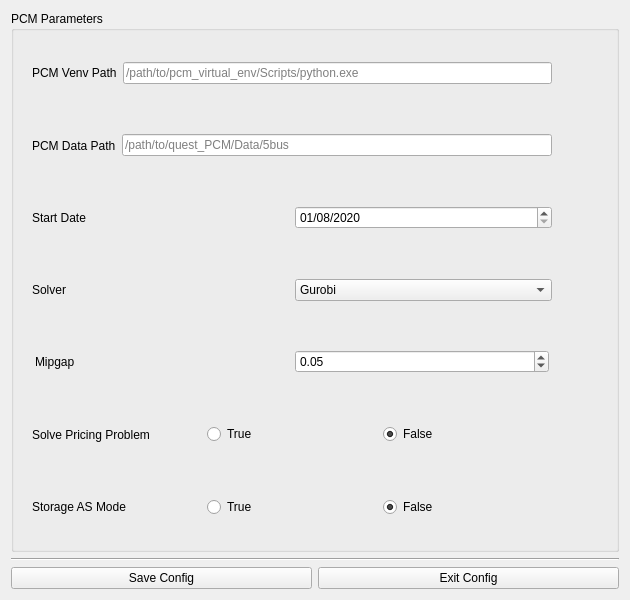
Above: progress/ui/forms/simulation/pcm_config.ui from sandialabs/snl-progress before the change. Below: the same form after it.
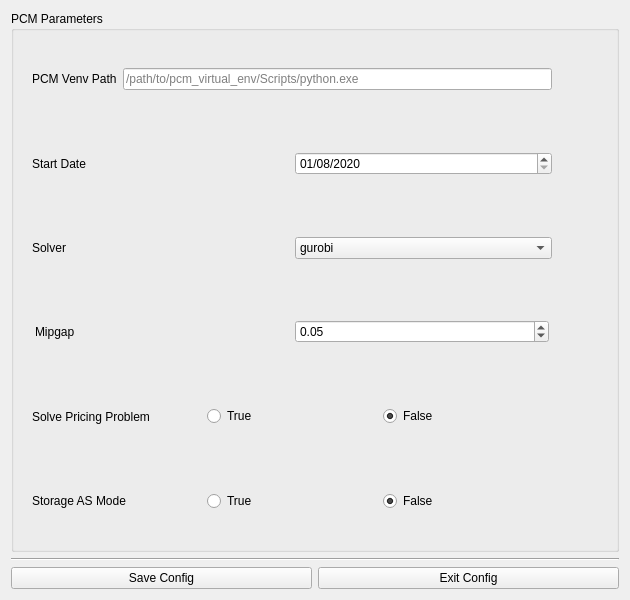
That is the form after the change. Icons and pictures are not drawn.

The edit to the form file:
```diff
--- a/progress/ui/forms/simulation/pcm_config.ui
+++ b/progress/ui/forms/simulation/pcm_config.ui
@@ -96,64 +96,6 @@
         </layout>
        </widget>
       </item>
-      <item>
-       <widget class="QFrame" name="frame_pcm_data_path">
-        <property name="frameShape">
-         <enum>QFrame::NoFrame</enum>
-        </property>
-        <property name="frameShadow">
-         <enum>QFrame::Plain</enum>
-        </property>
-        <layout class="QHBoxLayout" name="horizontalLayout_2">
-         <property name="topMargin">
-          <number>0</number>
-         </property>
-         <property name="bottomMargin">
-          <number>0</number>
-         </property>
-         <item>
-          <widget class="QLabel" name="label_pcm_data_path">
-           <property name="text">
-            <string>PCM Data Path</string>
-           </property>
-          </widget>
-         </item>
-         <item>
-          <widget class="QLineEdit" name="lineEdit_pcm_data_path">
-           <property name="placeholderText">
-            <string>/path/to/quest_PCM/Data/5bus</string>
-           </property>
-          </widget>
-         </item>
-         <item>
-          <widget class="QPushButton" name="btn_pcm_data_path">
-           <property name="maximumSize">
-            <size>
-             <width>40</width>
-             <height>16777215</height>
-            </size>
-           </property>
-           <property name="text">
-            <string/>
-           </property>
-           <property name="icon">
-            <iconset resource="../../../resources.qrc">
-             <normaloff>:/icons/Images/icons/about.png</normaloff>:/icons/Images/icons/about.png</iconset>
-           </property>
-           <property name="iconSize">
-            <size>
-             <width>40</width>
-             <height>40</height>
-            </size>
-           </property>
-           <property name="flat">
-            <bool>true</bool>
-           </property>
-          </widget>
-         </item>
-        </layout>
-       </widget>
-      </item>
       <item>
        <widget class="QFrame" name="frame_start_date">
         <property name="frameShape">
@@ -261,7 +203,7 @@
           <widget class="QComboBox" name="comboBox_solver">
            <item>
             <property name="text">
-             <string>Gurobi</string>
+             <string>gurobi</string>
             </property>
            </item>
            <item>
```
Left out of the diff: 9 changed lines with no effect on the pictures.
